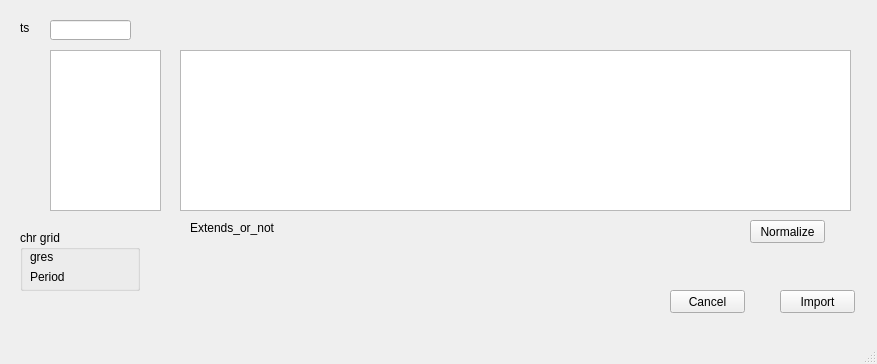
Old version of the form gui/metg_builder.ui in the repository nh2oh/au.
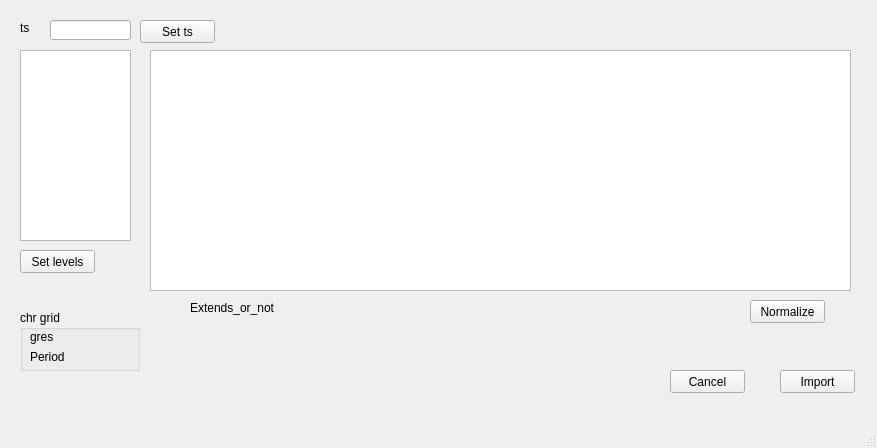
New version of the form.

Commit message: metg_builder working

```diff
--- a/gui/metg_builder.ui
+++ b/gui/metg_builder.ui
@@ -7,7 +7,7 @@
     <x>0</x>
     <y>0</y>
     <width>877</width>
-    <height>364</height>
+    <height>448</height>
    </rect>
   </property>
   <property name="windowTitle">
@@ -17,10 +17,10 @@
    <widget class="QTableView" name="tableView">
     <property name="geometry">
      <rect>
-      <x>180</x>
+      <x>150</x>
       <y>50</y>
-      <width>671</width>
-      <height>161</height>
+      <width>701</width>
+      <height>241</height>
      </rect>
     </property>
    </widget>
@@ -28,7 +28,7 @@
     <property name="geometry">
      <rect>
       <x>780</x>
-      <y>290</y>
+      <y>370</y>
       <width>75</width>
       <height>23</height>
      </rect>
@@ -41,7 +41,7 @@
     <property name="geometry">
      <rect>
       <x>670</x>
-      <y>290</y>
+      <y>370</y>
       <width>75</width>
       <height>23</height>
      </rect>
@@ -77,7 +77,7 @@
     <property name="geometry">
      <rect>
       <x>20</x>
-      <y>230</y>
+      <y>310</y>
       <width>120</width>
       <height>61</height>
      </rect>
@@ -118,10 +118,10 @@
    <widget class="QTableView" name="tableView_2">
     <property name="geometry">
      <rect>
-      <x>50</x>
+      <x>20</x>
       <y>50</y>
       <width>111</width>
-      <height>161</height>
+      <height>191</height>
      </rect>
     </property>
    </widget>
@@ -129,7 +129,7 @@
     <property name="geometry">
      <rect>
       <x>190</x>
-      <y>220</y>
+      <y>300</y>
       <width>91</width>
       <height>16</height>
      </rect>
@@ -142,7 +142,7 @@
     <property name="geometry">
      <rect>
       <x>750</x>
-      <y>220</y>
+      <y>300</y>
       <width>75</width>
       <height>23</height>
      </rect>
@@ -151,6 +151,32 @@
      <string>Normalize</string>
     </property>
    </widget>
+   <widget class="QPushButton" name="set_levels_btn">
+    <property name="geometry">
+     <rect>
+      <x>20</x>
+      <y>250</y>
+      <width>75</width>
+      <height>23</height>
+     </rect>
+    </property>
+    <property name="text">
+     <string>Set levels</string>
+    </property>
+   </widget>
+   <widget class="QPushButton" name="set_ts_btn">
+    <property name="geometry">
+     <rect>
+      <x>140</x>
+      <y>20</y>
+      <width>75</width>
+      <height>23</height>
+     </rect>
+    </property>
+    <property name="text">
+     <string>Set ts</string>
+    </property>
+   </widget>
   </widget>
   <widget class="QMenuBar" name="menubar">
    <property name="geometry">
```
Left out of the diff: 6 changed lines with no effect on the pictures. The commit also changes 5 other files.
